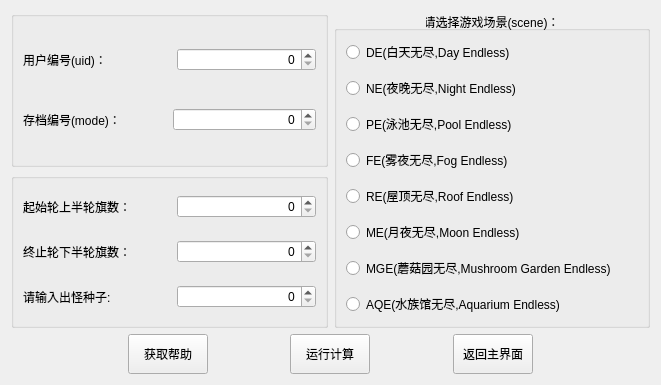
The window that zombie_calculator/gui/mode1.ui (Kndy666/zombie_calculator) describes before a commit, drawn with Qt 5.
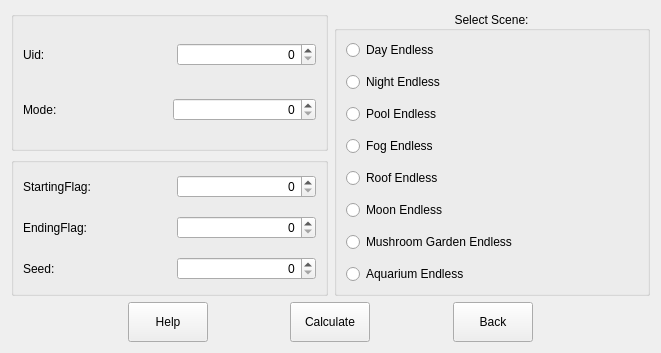
The same window after the commit.

Patch:
```diff
--- a/zombie_calculator/gui/mode1.ui
+++ b/zombie_calculator/gui/mode1.ui
@@ -64,7 +64,7 @@
               <item>
                <widget class="QLabel" name="uid">
                 <property name="text">
-                 <string>用户编号(uid)：</string>
+                 <string>Uid:</string>
                 </property>
                </widget>
               </item>
@@ -97,7 +97,7 @@
               <item>
                <widget class="QLabel" name="mode">
                 <property name="text">
-                 <string>存档编号(mode)：</string>
+                 <string>Mode:</string>
                 </property>
                </widget>
               </item>
@@ -139,7 +139,7 @@
               <item>
                <widget class="QLabel" name="startFlag">
                 <property name="text">
-                 <string>起始轮上半轮旗数：</string>
+                 <string>StartingFlag:</string>
                 </property>
                </widget>
               </item>
@@ -163,7 +163,7 @@
               <item>
                <widget class="QLabel" name="endFlag">
                 <property name="text">
-                 <string>终止轮下半轮旗数：</string>
+                 <string>EndingFlag:</string>
                 </property>
                </widget>
               </item>
@@ -187,7 +187,7 @@
               <item>
                <widget class="QLabel" name="seed">
                 <property name="text">
-                 <string>请输入出怪种子:</string>
+                 <string>Seed:</string>
                 </property>
                </widget>
               </item>
@@ -220,7 +220,7 @@
           </sizepolicy>
          </property>
          <property name="title">
-          <string>请选择游戏场景(scene)：</string>
+          <string>Select Scene:</string>
          </property>
          <property name="alignment">
           <set>Qt::AlignCenter</set>
@@ -232,7 +232,7 @@
           <item>
            <widget class="QRadioButton" name="day_rBtn">
             <property name="text">
-             <string>DE(白天无尽,Day Endless)</string>
+             <string>Day Endless</string>
             </property>
             <attribute name="buttonGroup">
              <string notr="true">sceneGroup</string>
@@ -242,7 +242,7 @@
           <item>
            <widget class="QRadioButton" name="night_rBtn">
             <property name="text">
-             <string>NE(夜晚无尽,Night Endless)</string>
+             <string>Night Endless</string>
             </property>
             <attribute name="buttonGroup">
              <string notr="true">sceneGroup</string>
@@ -252,7 +252,7 @@
           <item>
            <widget class="QRadioButton" name="pool_rBtn">
             <property name="text">
-             <string>PE(泳池无尽,Pool Endless)</string>
+             <string>Pool Endless</string>
             </property>
             <attribute name="buttonGroup">
              <string notr="true">sceneGroup</string>
@@ -262,7 +262,7 @@
           <item>
            <widget class="QRadioButton" name="fog_rBtn">
             <property name="text">
-             <string>FE(雾夜无尽,Fog Endless)</string>
+             <string>Fog Endless</string>
             </property>
             <attribute name="buttonGroup">
              <string notr="true">sceneGroup</string>
@@ -272,7 +272,7 @@
           <item>
            <widget class="QRadioButton" name="roof_rBtn">
             <property name="text">
-             <string>RE(屋顶无尽,Roof Endless)</string>
+             <string>Roof Endless</string>
             </property>
             <attribute name="buttonGroup">
              <string notr="true">sceneGroup</string>
@@ -282,7 +282,7 @@
           <item>
            <widget class="QRadioButton" name="moon_rBtn">
             <property name="text">
-             <string>ME(月夜无尽,Moon Endless)</string>
+             <string>Moon Endless</string>
             </property>
             <attribute name="buttonGroup">
              <string notr="true">sceneGroup</string>
@@ -292,7 +292,7 @@
           <item>
            <widget class="QRadioButton" name="mushroom_rBtn">
             <property name="text">
-             <string>MGE(蘑菇园无尽,Mushroom Garden Endless)</string>
+             <string>Mushroom Garden Endless</string>
             </property>
             <attribute name="buttonGroup">
              <string notr="true">sceneGroup</string>
@@ -302,7 +302,7 @@
           <item>
            <widget class="QRadioButton" name="aquarium_rBtn">
             <property name="text">
-             <string>AQE(水族馆无尽,Aquarium Endless)</string>
+             <string>Aquarium Endless</string>
             </property>
             <attribute name="buttonGroup">
              <string notr="true">sceneGroup</string>
@@ -350,7 +350,7 @@
           </size>
          </property>
          <property name="text">
-          <string>获取帮助</string>
+          <string>Help</string>
          </property>
         </widget>
        </item>
@@ -385,7 +385,7 @@
           </size>
          </property>
          <property name="text">
-          <string>运行计算</string>
+          <string>Calculate</string>
          </property>
         </widget>
        </item>
@@ -420,7 +420,7 @@
           </size>
          </property>
          <property name="text">
-          <string>返回主界面</string>
+          <string>Back</string>
          </property>
         </widget>
        </item>
```
Left out of the diff: 21 changed lines with no effect on the pictures.
